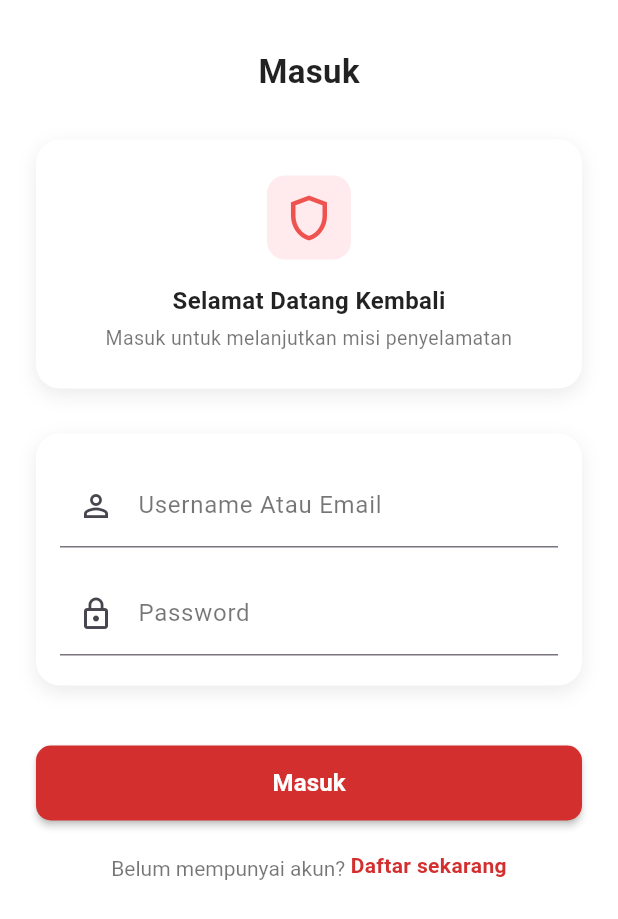
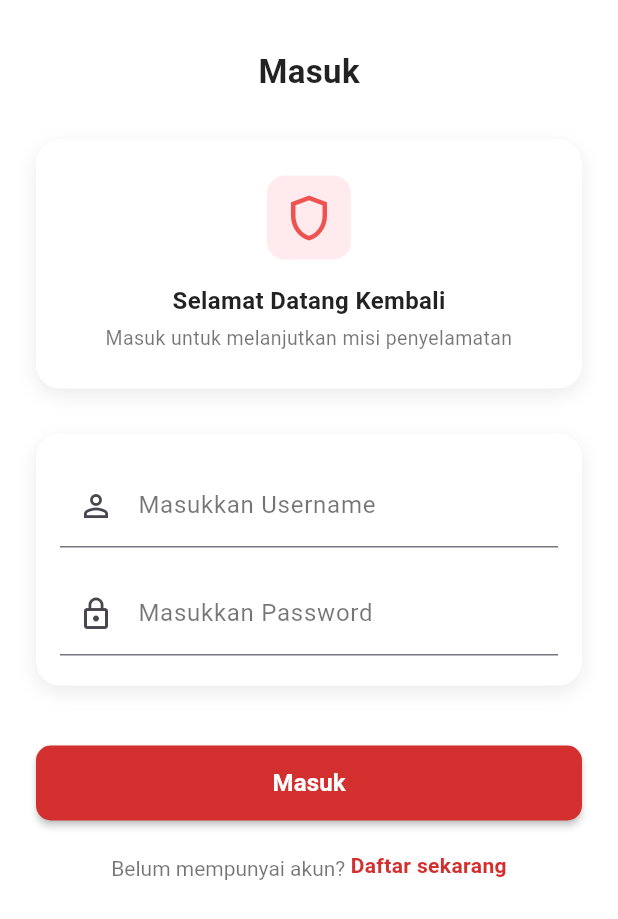
Before and after one commit to gibranaja27/astacala_rescue_mobile_flutter_Gibran, a Flutter app: the screen it shows after launch, after a tap on "Masuk", on a phone screen of 412 x 824 dp. Shown: the top 919 px of the screen. Run offline on Flutter 3.47's test engine with Material 3 defaults, Android fonts, the phone set to English and light mode, and no system bars; our stand-ins replace dio, file_picker, flutter_map, image_picker, latlong2, shared_preferences; network calls fail.

Commit message:
commit-08-12-2025-15/13/00

```diff
--- a/lib/screen/login_screen.dart
+++ b/lib/screen/login_screen.dart
@@ -136,7 +136,7 @@ class _LoginScreenState extends State<LoginScreen> {
                       controller: _usernameController,
                       decoration: InputDecoration(
                         prefixIcon: Icon(Icons.person_outline),
-                        labelText: "Username Atau Email",
+                        labelText: "Masukkan Username",
                         labelStyle: TextStyle(color: Colors.black54),
                         border: UnderlineInputBorder(),
                       ),
@@ -149,7 +149,7 @@ class _LoginScreenState extends State<LoginScreen> {
                       obscureText: true,
                       decoration: InputDecoration(
                         prefixIcon: Icon(Icons.lock_outline),
-                        labelText: "Password",
+                        labelText: "Masukkan Password",
                         labelStyle: TextStyle(color: Colors.black54),
                         border: UnderlineInputBorder(),
                       ),
--- a/lib/screen/register_screen.dart
+++ b/lib/screen/register_screen.dart
@@ -76,7 +76,7 @@ class _RegisterScreenState extends State<RegisterScreen> {
             TextField(
               controller: _usernameController,
               decoration: InputDecoration(
-                hintText: "Username",
+                hintText: "Masukkan Username",
                 contentPadding:
                     const EdgeInsets.symmetric(vertical: 16, horizontal: 16),
                 filled: true,
@@ -98,7 +98,7 @@ class _RegisterScreenState extends State<RegisterScreen> {
               controller: _passwordController,
               obscureText: true,
               decoration: InputDecoration(
-                hintText: "Password",
+                hintText: "Masukkan Password",
                 contentPadding:
                     const EdgeInsets.symmetric(vertical: 16, horizontal: 16),
                 filled: true,
```
